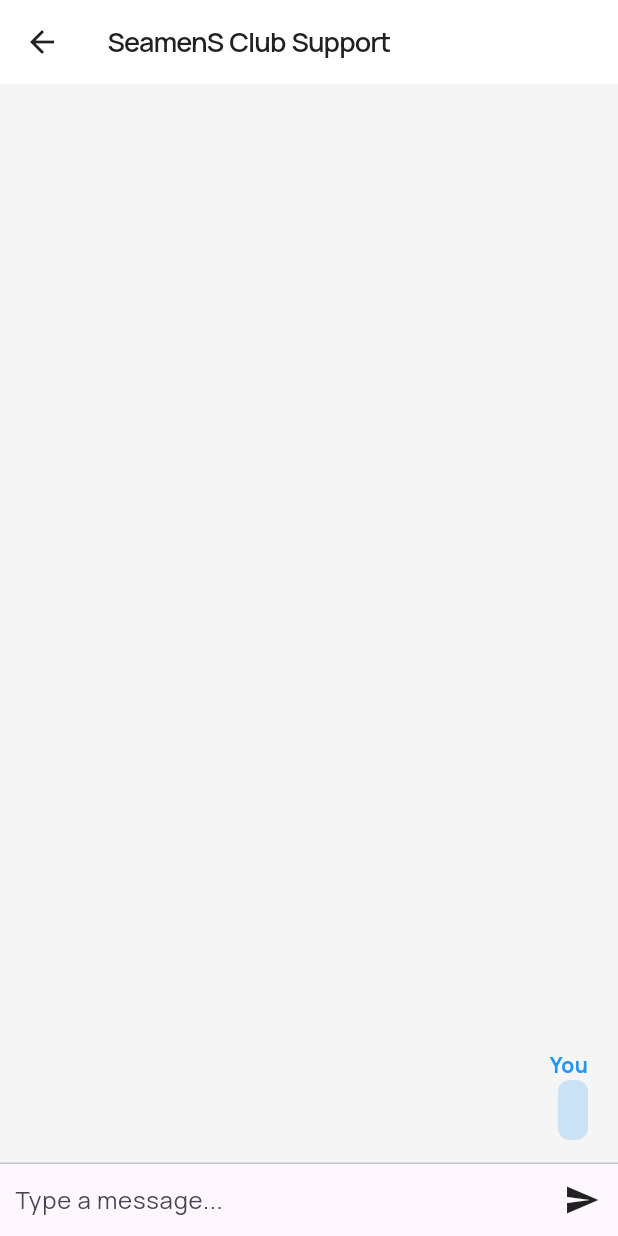
After one commit to RomanDevelop/Seamens_Club_Application, a Flutter app: the ChatGPTScreen screen opened directly, after a tap on the "send" icon, on a phone screen of 412 x 824 dp. The commit adds this screen. Run offline on Flutter 3.47's test engine with Material 3 defaults, Android fonts, the light colour scheme and no system bars; our stand-ins replace cached_network_image, cloud_firestore, dots_indicator, easy_localization, firebase_analytics, firebase_auth and 25 more; missing offline and left inert: app_settings, flutter_facebook_auth, flutter_web_browser, launch_review, reading_time, the_apple_sign_in; accounts and stored records are empty; network calls fail.

Commit message:
gpt functionality added

```diff
--- a/lib/constants/constants.dart
+++ b/lib/constants/constants.dart
@@ -2,3 +2,9 @@ class Constants {
   static final String fcmSubscriptionTopic = 'all';
   static final notificationTag = 'notifications';
 }
+
+class APIKey {
+  // ignore: constant_identifier_names
+  static const OPENAI_API_KEY =
+      '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';
+}
--- /dev/null
+++ b/lib/pages/chat_gpt_screen.dart
@@ -0,0 +1,160 @@
+import 'dart:convert';
+
+import 'package:flutter/material.dart';
+import 'package:http/http.dart' as http;
+import 'package:news_app/constants/constants.dart';
+
+class ChatGPTScreen extends StatefulWidget {
+  const ChatGPTScreen({super.key});
+
+  @override
+  // ignore: library_private_types_in_public_api
+  _ChatGPTScreenState createState() => _ChatGPTScreenState();
+}
+
+class _ChatGPTScreenState extends State<ChatGPTScreen> {
+  final List<Message> _messages = [];
+
+  final TextEditingController _textEditingController = TextEditingController();
+
+  void onSendMessage() async {
+    Message message = Message(text: _textEditingController.text, isMe: true);
+
+    _textEditingController.clear();
+
+    setState(() {
+      _messages.insert(0, message);
+    });
+
+    String response = await sendMessageToChatGpt(message.text);
+
+    Message chatGpt = Message(text: response, isMe: false);
+
+    setState(() {
+      _messages.insert(0, chatGpt);
+    });
+  }
+
+  Future<String> sendMessageToChatGpt(String message) async {
+    Uri uri = Uri.parse("https://api.openai.com/v1/chat/completions");
+
+    Map<String, dynamic> body = {
+      "model": "gpt-3.5-turbo",
+      "messages": [
+        {"role": "user", "content": message}
+      ],
+      "max_tokens": 500,
+    };
+
+    final response = await http.post(
+      uri,
+      headers: {
+        "Content-Type": "application/json",
+        "Authorization": "Bearer ${APIKey.OPENAI_API_KEY}",
+      },
+      body: json.encode(body),
+    );
+
+    print(response.body);
+
+    Map<String, dynamic> parsedReponse = json.decode(response.body);
+
+    if (parsedReponse.containsKey('error')) {
+      // Обработка случая ошибки, например, вывод сообщения об ошибке пользователю
+      String errorMessage = parsedReponse['error']['message'];
+      print('Ошибка: $errorMessage');
+      return 'Ошибка: $errorMessage';
+    }
+
+    String reply = parsedReponse['choices'][0]['message']['content'];
+    return reply;
+  }
+
+  Widget _buildMessage(Message message) {
+    return Container(
+      margin: const EdgeInsets.symmetric(vertical: 10.0),
+      child: Padding(
+        padding: const EdgeInsets.symmetric(horizontal: 20, vertical: 5),
+        child: Column(
+          crossAxisAlignment:
+              message.isMe ? CrossAxisAlignment.end : CrossAxisAlignment.start,
+          children: <Widget>[
+            Text(
+              message.isMe ? 'You' : 'SeamenS Club Consultant',
+              style: TextStyle(
+                fontWeight: FontWeight.bold,
+                color: message.isMe ? Colors.blue : Colors.green,
+              ),
+            ),
+            Container(
+              padding: EdgeInsets.all(10.0),
+              decoration: BoxDecoration(
+                color: message.isMe
+                    ? Colors.blue.withOpacity(0.2)
+                    : Colors.green.withOpacity(0.2),
+                borderRadius: BorderRadius.circular(8.0),
+              ),
+              child: Text(
+                message.text,
+                style: TextStyle(
+                  color: Colors.black,
+                ),
+              ),
+            ),
+          ],
+        ),
+      ),
+    );
+  }
+
+  @override
+  Widget build(BuildContext context) {
+    return Scaffold(
+      appBar: AppBar(
+        title: const Text('SeamenS Club Support'),
+      ),
+      body: Column(
+        children: <Widget>[
+          Expanded(
+            child: ListView.builder(
+              reverse: true,
+              itemCount: _messages.length,
+              itemBuilder: (BuildContext context, int index) {
+                return _buildMessage(_messages[index]);
+              },
+            ),
+          ),
+          const Divider(height: 1.0),
+          Container(
+            decoration: BoxDecoration(color: Theme.of(context).cardColor),
+            child: Row(
+              children: <Widget>[
+                Expanded(
+                  child: TextField(
+                    controller: _textEditingController,
+                    decoration: InputDecoration(
+                      contentPadding: EdgeInsets.all(10.0),
+                      hintText: 'Type a message...',
+                      border: InputBorder.none,
+                    ),
+                  ),
+                ),
+                IconButton(
+                  icon: Icon(Icons.send),
+                  onPressed: onSendMessage,
+                ),
+              ],
+            ),
+          ),
+        ],
+      ),
+    );
+  }
+}
+
+class Message {
+  final String text;
+  final bool isMe;
+
+  Message({required this.text, required this.isMe});
+}
--- a/lib/pages/home.dart
+++ b/lib/pages/home.dart
@@ -6,7 +6,7 @@ import 'package:news_app/blocs/notification_bloc.dart';
 import 'package:news_app/pages/categories.dart';
 import 'package:news_app/pages/explore.dart';
 import 'package:news_app/pages/profile.dart';
-import 'package:news_app/pages/seamens_club_support.dart';
+import 'package:news_app/pages/chat_gpt_screen.dart';
 import 'package:news_app/services/notification_service.dart';
 import 'package:provider/provider.dart';
 import 'package:easy_localization/easy_localization.dart';
@@ -88,7 +88,7 @@ class _HomePageState extends State<HomePage> {
           physics: NeverScrollableScrollPhysics(),
           children: <Widget>[
             Explore(),
-            SeamenSClubSupport(),
+            ChatGPTScreen(),
             Categories(),
             ProfilePage()
           ],
--- a/pubspec.yaml
+++ b/pubspec.yaml
@@ -6,7 +6,7 @@ publish_to: 'none' # Remove this line if you wish to publish to pub.dev
 version: 7.0.7+27
 
 environment:
-  sdk: '>=2.12.0 <3.0.0'
+  sdk: '>=2.17.0 <3.0.0'
 
 dependencies:
   flutter:
```
Also changed, not shown: lib/app.dart (+40 -29 lines), lib/pages/seamens_club_support.dart (deleted, +0 -74 lines).
